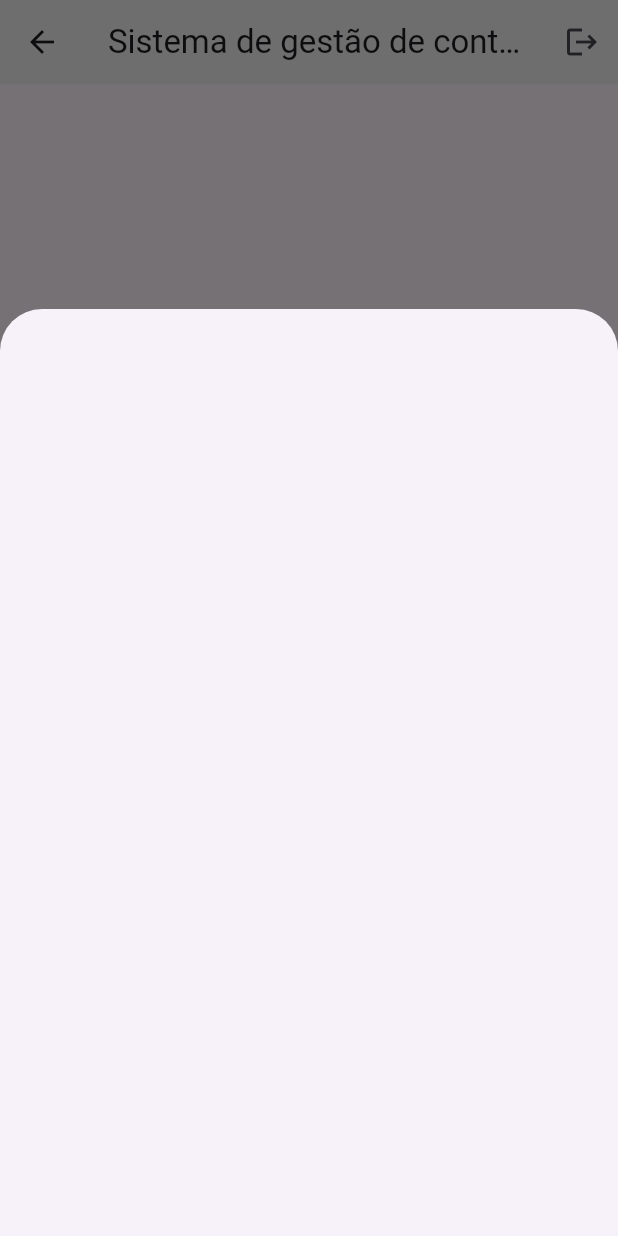
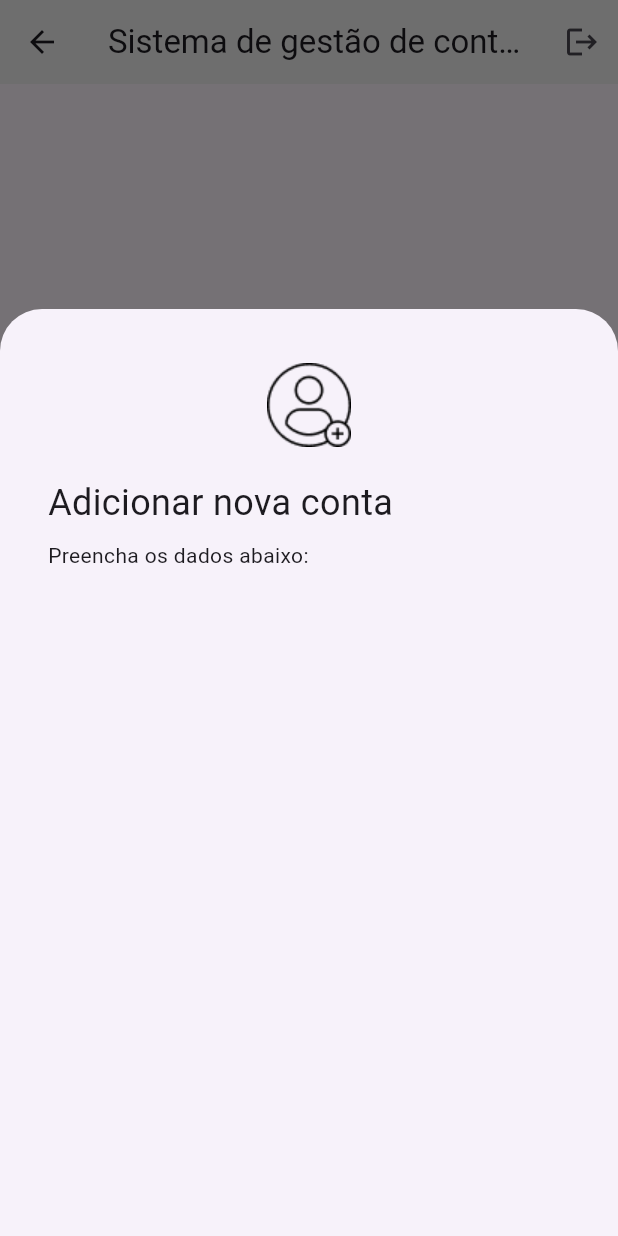
Before and after one commit to leonardo-silva/flutter-banco-douro, a Flutter app: the HomeScreen screen opened by its route, after a tap on the "add" icon, on a phone screen of 412 x 824 dp. Run offline on Flutter 3.47's test engine with Material 3 defaults, Android fonts, the phone set to English and light mode, and no system bars; network calls fail.

Commit message:
feat: adding widgets to modal screen

```diff
--- a/lib/ui/widgets/add_account_modal.dart
+++ b/lib/ui/widgets/add_account_modal.dart
@@ -6,9 +6,28 @@ class AddAccountModal extends StatelessWidget {
   @override
   Widget build(BuildContext context) {
     return Container(
+      padding: EdgeInsets.all(32),
       height:
           MediaQuery.of(context).size.height *
           0.75, // It depends on the property 'isScrollControlled: true' on the Widget who calls the modal,
+      child: Column(
+        crossAxisAlignment: CrossAxisAlignment.stretch,
+        children: <Widget>[
+          Center(
+            child: Image.asset("assets/images/icon_add_account.png", width: 64),
+          ),
+          const SizedBox(height: 16),
+          Text(
+            "Adicionar nova conta",
+            style: TextStyle(fontSize: 24, fontWeight: FontWeight.w400),
+          ),
+          const SizedBox(height: 8),
+          Text(
+            "Preencha os dados abaixo:",
+            style: TextStyle(fontSize: 14, fontWeight: FontWeight.w400),
+          ),
+        ],
+      ),
     );
   }
 }
```
